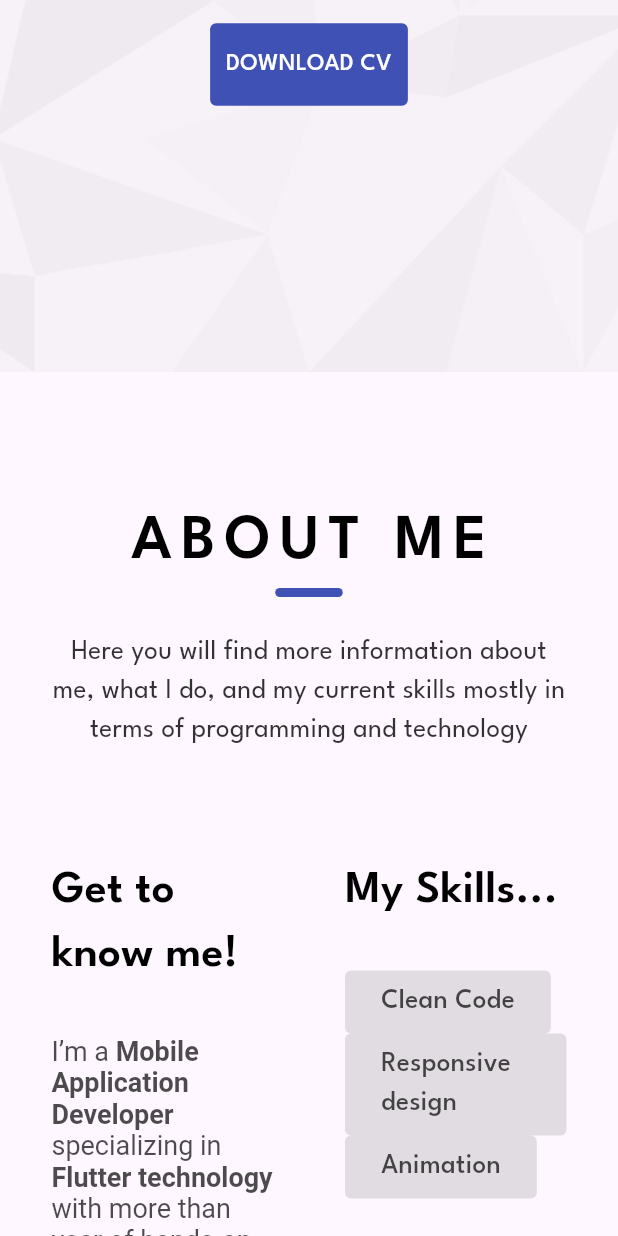
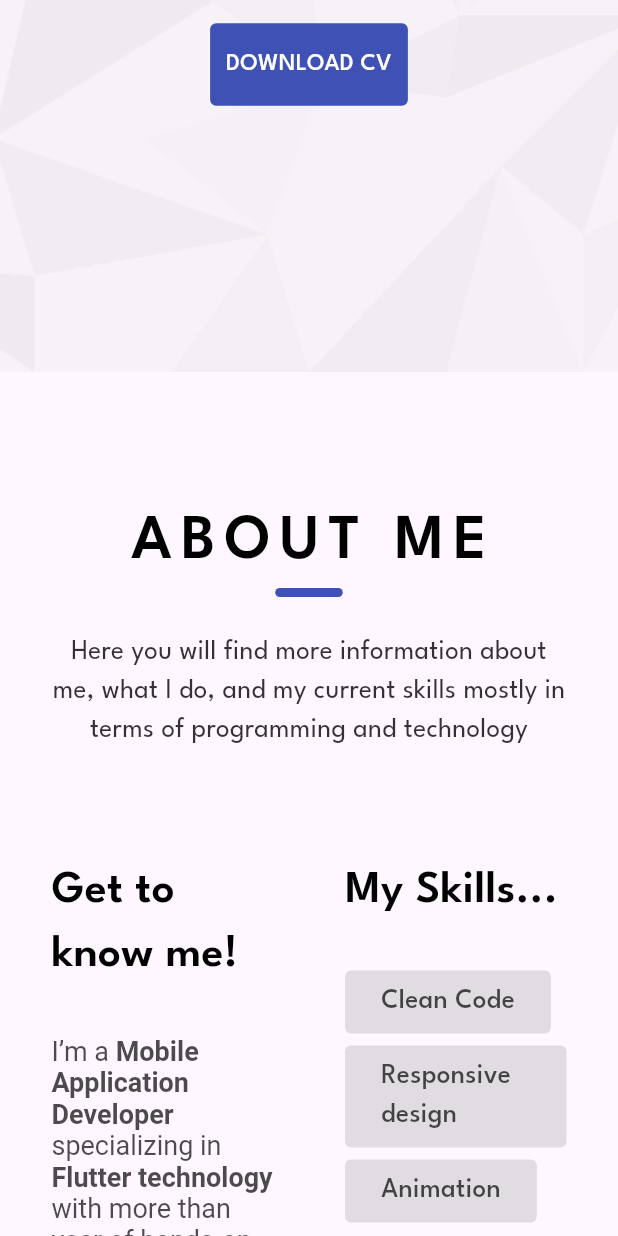
Before and after one commit to AliEl-Saka/portfolio, a Flutter app: the screen it shows after launch, scrolled down 576 dp, on a phone screen of 412 x 824 dp. Run offline on Flutter 3.47's test engine with Material 3 defaults, Android fonts, the phone set to English and light mode, and no system bars; our stand-ins replace flutter_svg, responsive_builder.

Commit message:
handle skills list spacing

```diff
--- a/lib/core/utils/skills.dart
+++ b/lib/core/utils/skills.dart
@@ -1 +1,5 @@
-List<String> skills = ['Clean Code', 'Responsive design', 'Animation'];
+List<String> skills = [
+  'Clean Code',
+  'Responsive design',
+  'Animation',
+];
--- a/lib/widgets/about_section/content_widgets/skills_widgets/skills_list.dart
+++ b/lib/widgets/about_section/content_widgets/skills_widgets/skills_list.dart
@@ -9,7 +9,8 @@ class SkillsList extends StatelessWidget {
   Widget build(BuildContext context) {
     return Wrap(
       direction: Axis.horizontal,
-      spacing: 8.0,
+      runSpacing: 8,
+      spacing: 8,
       children: List.generate(
         skills.length,
         (index) => SkillItem(skill: skills[index]),
```
